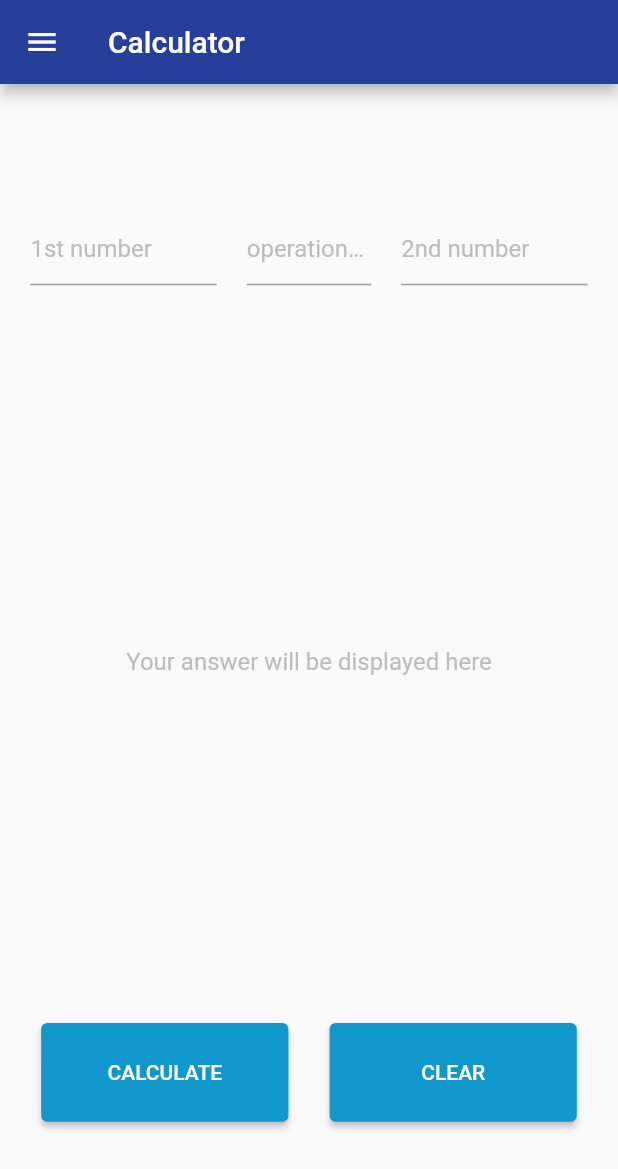
After one commit to bharath2059/my_first_flutter_project1, a Flutter app: the SimpleCalc screen opened by its route, after a tap on "CALCULATE", on a phone screen of 412 x 824 dp. The commit adds this screen. Shown: the top 1169 px of the screen. Run offline on Flutter 3.47's test engine with Material 2 defaults, Android fonts, the phone set to English and light mode, and no system bars; our stand-ins replace math_expressions.

Commit message:
Calculator tool

```diff
--- /dev/null
+++ b/lib/calc.dart
@@ -0,0 +1,221 @@
+import 'package:flutter/material.dart';
+import 'package:math_expressions/math_expressions.dart';
+
+class SimpleCalc extends StatefulWidget {
+  @override
+  _SimpleCalcState createState() => _SimpleCalcState();
+}
+
+class _SimpleCalcState extends State<SimpleCalc> {
+  TextEditingController num1 = TextEditingController();
+  TextEditingController operator = TextEditingController();
+  TextEditingController num2 = TextEditingController();
+  String ans = '';
+  @override
+  Widget build(BuildContext context) {
+    double w = MediaQuery.of(context).size.width;
+    double h = MediaQuery.of(context).size.height;
+    double txt = MediaQuery.of(context).textScaleFactor;
+    return SafeArea(
+      child: Scaffold(
+        resizeToAvoidBottomInset: false,
+        appBar: AppBar(
+          backgroundColor: Color.fromARGB(255, 38, 63, 154),
+          title: const Text("Calculator"),
+        ),
+        drawer: Drawer(
+          child: ListView(
+            padding: EdgeInsets.all(40),
+            children: [
+              ListTile(
+                title: Text("Home",
+                    style: TextStyle(
+                        fontSize: 30,
+                        fontWeight: FontWeight.bold,
+                        color: Colors.amber)),
+                onTap: () {
+                  Navigator.popAndPushNamed(context, '/');
+                },
+              ),
+              ListTile(
+                title: const Text(
+                  "Weather",
+                  style: TextStyle(
+                      fontSize: 30,
+                      fontWeight: FontWeight.bold,
+                      color: Colors.amber),
+                ),
+                onTap: () {
+                  Navigator.popAndPushNamed(context, '/weather');
+                },
+              ),
+              ListTile(
+                title: const Text(
+                  "Calculator",
+                  style: TextStyle(
+                      fontSize: 30,
+                      fontWeight: FontWeight.bold,
+                      color: Colors.amber),
+                ),
+                onTap: () {
+                  Navigator.popAndPushNamed(context, '/calc');
+                },
+              ),
+            ],
+          ),
+        ),
+        body: Column(
+          mainAxisAlignment: MainAxisAlignment.spaceEvenly,
+          children: [
+            Row(
+              mainAxisAlignment: MainAxisAlignment.center,
+              children: [
+                //1st number
+                Container(
+                  padding: EdgeInsets.all(10 * txt),
+                  width: w * 0.35,
+                  child: TextFormField(
+                    cursorColor: Color.fromARGB(255, 22, 59, 117),
+                    controller: num1,
+                    onChanged: (val) {
+                      setState(() {
+                        num1.text = val;
+                        num1.selection = TextSelection.fromPosition(
+                          TextPosition(offset: num1.text.length),
+                        );
+                      });
+                    },
+                    keyboardType: TextInputType.number,
+                    decoration: InputDecoration(
+                      hintText: '1st number',
+                      hintStyle: TextStyle(
+                        color: Colors.grey.shade400,
+                      ),
+                    ),
+                  ),
+                ),
+                //operator
+                Container(
+                  padding: EdgeInsets.all(10 * txt),
+                  width: w * 0.25,
+                  child: TextFormField(
+                    cursorColor: Color.fromARGB(255, 17, 55, 124),
+                    controller: operator,
+                    onChanged: (val) {
+                      setState(() {
+                        operator.text = val;
+                        operator.selection = TextSelection.fromPosition(
+                          TextPosition(offset: operator.text.length),
+                        );
+                      });
+                    },
+                    decoration: InputDecoration(
+                      hintText: 'operation(+ , - , * , /)',
+                      hintStyle: TextStyle(
+                        color: Colors.grey.shade400,
+                      ),
+                    ),
+                  ),
+                ),
+                //2nd number
+                Container(
+                  padding: EdgeInsets.all(10 * txt),
+                  width: w * 0.35,
+                  child: TextFormField(
+                    cursorColor: Color.fromARGB(255, 0, 70, 150),
+                    controller: num2,
+                    onChanged: (val) {
+                      setState(() {
+                        num2.text = val;
+                        num2.selection = TextSelection.fromPosition(
+                          TextPosition(offset: num2.text.length),
+                        );
+                      });
+                    },
+                    keyboardType: TextInputType.number,
+                    decoration: InputDecoration(
+                      hintText: '2nd number',
+                      hintStyle: TextStyle(
+                        color: Colors.grey.shade400,
+                      ),
+                    ),
+                  ),
+                ),
+              ],
+            ),
+            SizedBox(
+              width: double.infinity,
+              height: h * 0.4,
+              child: Center(
+                child: Text(
+                  ans == '' ? 'Your answer will be displayed here' : ans,
+                  style: TextStyle(
+                    fontSize: ans == '' ? 16 * txt : 25 * txt,
+                    color: ans == ''
+                        ? Colors.grey.shade400
+                        : Color.fromARGB(255, 112, 7, 218),
+                  ),
+                ),
+              ),
+            ),
+            Row(
+              mainAxisAlignment: MainAxisAlignment.spaceEvenly,
+              children: [
+                SizedBox(
+                  width: w * 0.4,
+                  height: h * 0.08,
+                  child: ElevatedButton(
+                    style: ElevatedButton.styleFrom(
+                      backgroundColor: Color.fromARGB(255, 16, 152, 205),
+                    ),
+                    onPressed: () {
+                      ans = calc();
+                      setState(() {});
+                    },
+                    child: Text('CALCULATE'),
+                  ),
+                ),
+                SizedBox(
+                  width: w * 0.4,
+                  height: h * 0.08,
+                  child: ElevatedButton(
+                    style: ElevatedButton.styleFrom(
+                      backgroundColor: Color.fromARGB(255, 16, 152, 205),
+                    ),
+                    onPressed: () {
+                      ans = '';
+                      num1.clear();
+                      num2.clear();
+                      operator.clear();
+                      setState(() {});
+                    },
+                    child: Text('CLEAR'),
+                  ),
+                )
+              ],
+            )
+          ],
+        ),
+      ),
+    );
+  }
+
+  @override
+  void dispose() {
+    // TODO: implement dispose
+    num1.dispose();
+    num2.dispose();
+    operator.dispose();
+    super.dispose();
+  }
+
+  String calc() {
+    Parser p = Parser();
+    Expression e = p.parse('${num1.text + operator.text + num2.text}');
+    ContextModel cm = ContextModel();
+    num ans = e.evaluate(EvaluationType.REAL, cm);
+    return ans.toString().length > 10
+        ? ans.toStringAsPrecision(3)
+        : ans.toString();
+  }
+}
```
Also changed, not shown: lib/greetingPage.dart (+33 -16 lines), lib/main.dart (+6 -10 lines), lib/weatherPage.dart (+49 -35 lines), pubspec.yaml (+3 -9 lines).
